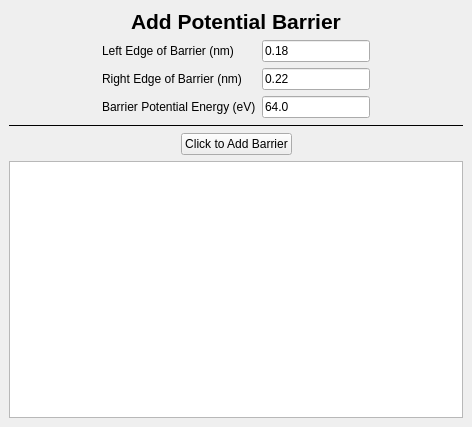
Old version of the form src/AddBarrierDock.ui in the repository dukecld/QuantumWell.
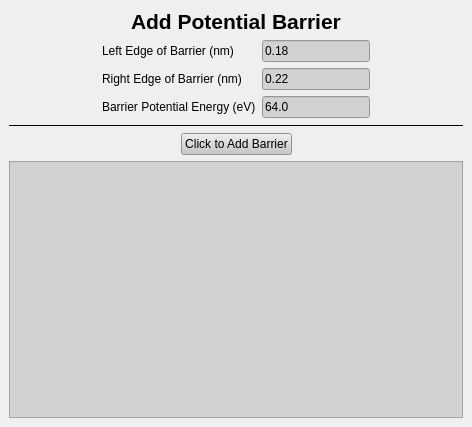
New version of the form.

Patch:
```diff
--- a/src/AddBarrierDock.ui
+++ b/src/AddBarrierDock.ui
@@ -10,6 +10,25 @@
     <height>427</height>
    </rect>
   </property>
+  <property name="styleSheet">
+   <string notr="true">
+QLineEdit, QTextEdit, QComboBox
+{
+	
+	
+	background-color: rgb(210, 210, 210);
+}
+QPushButton
+{
+	
+	background-color: rgb(200, 200, 200);
+}
+QLabel
+{
+
+}
+</string>
+  </property>
   <property name="features">
    <set>QDockWidget::DockWidgetFloatable|QDockWidget::DockWidgetMovable</set>
   </property>
```
